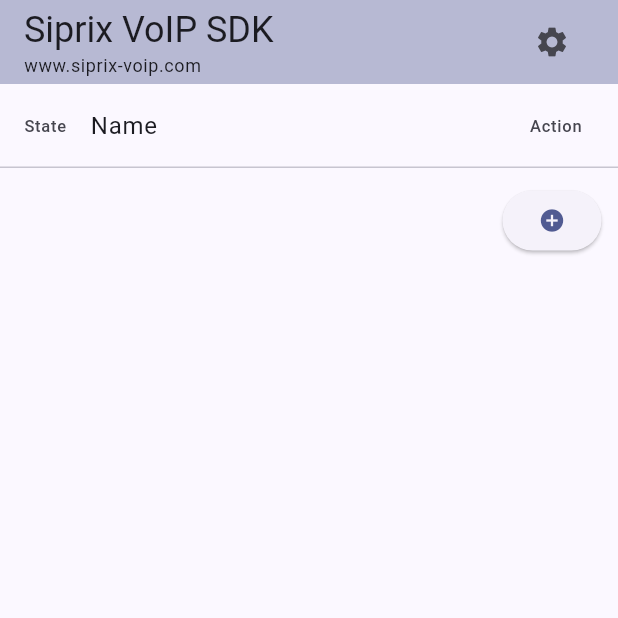
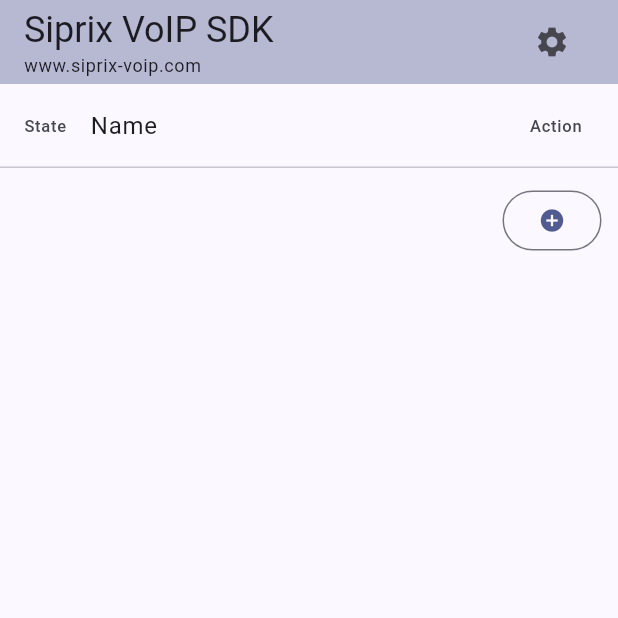
Before and after one commit to siprix/FlutterPlugin, a Flutter app: the screen it shows after launch, on a phone screen of 412 x 824 dp, the top half of it. Run offline on Flutter 3.47's test engine with Material 3 defaults, Android fonts, the light colour scheme and no system bars; our stand-ins replace plugin_platform_interface, shared_preferences.

Commit message:
Redesigned internal implementation of the Accounts/Subscriptions list

```diff
--- a/example/lib/accounts_list.dart
+++ b/example/lib/accounts_list.dart
@@ -23,24 +23,20 @@
   Widget build(BuildContext context) {
     final accounts = context.watch<AccountsModel>();
     return Column(children: [
-      const ListTile(leading: Text('State'), title: Text('Name'), trailing: Text('Action'),),
+      const ListTile(leading: Text('State'), title: Text('Name'), trailing: Text('Action')),
       const Divider(height: 0),
-      ListView.separated(
-        shrinkWrap: true,
+      Expanded(child:ListView.separated(
         scrollDirection: Axis.vertical,
-        itemCount: accounts.length,
+        itemCount: accounts.length+1,
         itemBuilder: (BuildContext context, int index) { return _accListTile(accounts, index); },
         separatorBuilder: (BuildContext context, int index) => const Divider(height: 0,),
-      ),
-      Align(alignment: Alignment.topRight,
-        child:Padding(padding: const EdgeInsets.all(11),
-          child:ElevatedButton(onPressed: _addAccount, child: const Icon(Icons.add_circle)))
-      ),
-      const Spacer(),
+      )),
     ]);
   }
 
-  ListTile _accListTile(AccountsModel accounts, int index) {
+  Widget _accListTile(AccountsModel accounts, int index) {
+    if(index >= accounts.length) return _addAccountButton();
+
     AccountModel acc = accounts[index];
     return
       ListTile(
@@ -92,6 +88,14 @@
     });
   }
 
+  Widget _addAccountButton() {
+    return
+      Align(alignment: Alignment.topRight,
+        child:Padding(padding: const EdgeInsets.all(11),
+          child:OutlinedButton(onPressed: _addAccount, child: const Icon(Icons.add_circle)))
+      );
+  }
+
   void _addAccount() {
     Navigator.of(context).pushNamed(AccountPage.routeName, arguments: AccountModel());
   }
--- a/example/lib/subscr_add.dart
+++ b/example/lib/subscr_add.dart
@@ -49,11 +49,10 @@
         child: Column(crossAxisAlignment: CrossAxisAlignment.stretch,
           children: [
             _buildAccountsMenu(accounts),
-            const SizedBox(height: 15,),
             _buildLabelField(),
             _buildExtensionField(),
             const SizedBox(height: 15),
-            ElevatedButton(onPressed: _addSubscription, child: const Icon(Icons.add_circle)),
+            OutlinedButton(onPressed: _addSubscription, child: const Icon(Icons.add_circle)),
             const Spacer(),
             Text(_errText, style: const TextStyle(color: Colors.red))
           ]
@@ -62,7 +61,7 @@
   }
 
   Widget _buildAccountsMenu(AccountsModel accounts) {
-    return ButtonTheme(alignedDropdown: true, child: DropdownButtonFormField<int>(
+    return ButtonTheme(child: DropdownButtonFormField<int>(
       decoration: const InputDecoration(labelText: 'Select account:'),
       value: _subscr.fromAccId,
       onChanged: (int? accId) { setState(() { if(accId!=null)  _subscr.fromAccId = accId; }); },
```
Also changed, not shown: example/lib/subscr_list.dart (+12 -9 lines).
